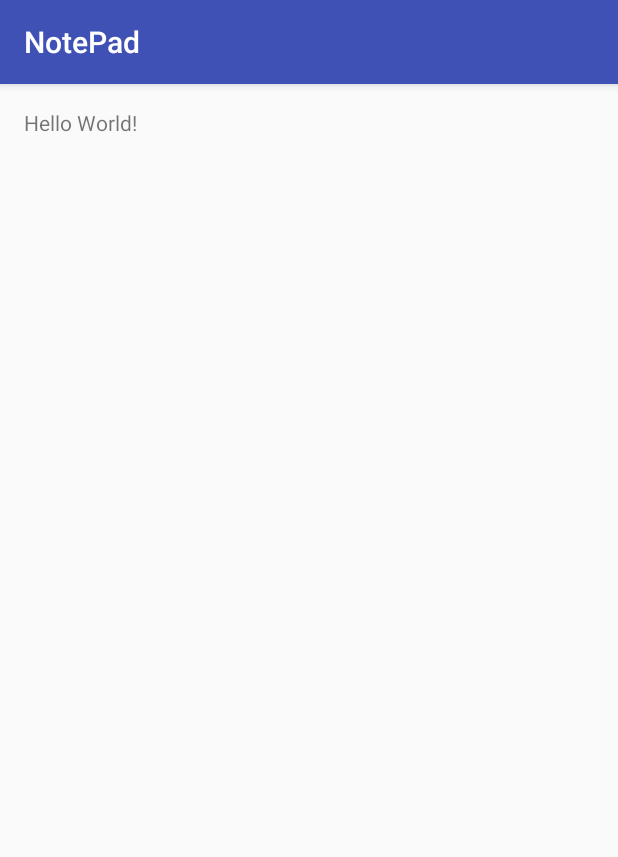
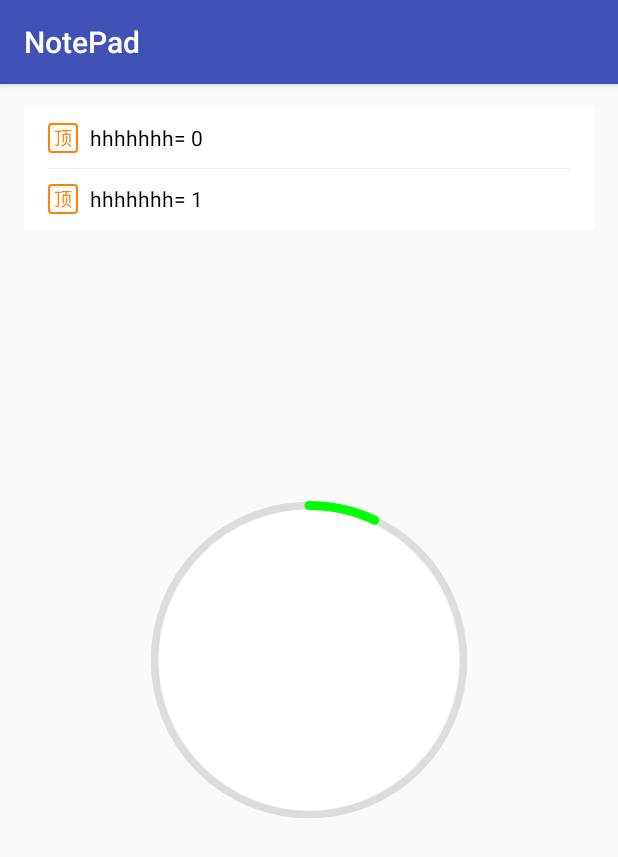
Before and after one commit to fhammer/NotePadTips, an Android app: the screen it shows after launch (MainActivity), on a phone screen of 412 x 824 dp. Shown: the top 857 px of the screen. Run offline under Robolectric (Android 15) with nearby library versions, the phone set to English and light mode, and no system bars.

Commit message:
重构控件

```diff
--- a/app/src/main/java/play/fzh/bj/notepad/MainActivity.java
+++ b/app/src/main/java/play/fzh/bj/notepad/MainActivity.java
@@ -2,12 +2,45 @@ package play.fzh.bj.notepad;
 
 import android.support.v7.app.AppCompatActivity;
 import android.os.Bundle;
+import android.view.View;
+
+import java.util.ArrayList;
+import java.util.List;
+
+import play.fzh.bj.notepad.view.LooperStickView;
+import play.fzh.bj.notepad.view.ProgressView;
 
 public class MainActivity extends AppCompatActivity {
+
+
+    private List<String> strs = new ArrayList<>(5);
+    private List<String> str2 = new ArrayList<>(5);
+    private LooperStickView loopView;
 
     @Override
     protected void onCreate(Bundle savedInstanceState) {
         super.onCreate(savedInstanceState);
         setContentView(R.layout.activity_main);
+        ProgressView taskView = (ProgressView) findViewById(R.id.taskView);
+        taskView.setProgress(60);
+
+        taskView.setOnClickListener(new View.OnClickListener() {
+            @Override
+            public void onClick(View pView) {
+//                ProgressDialog dialog = new ProgressDialog(MainActivity.this);
+//                dialog.show();
+                loopView.setTipList(str2);
+            }
+        });
+
+        for (int i = 0; i < 7; i++) {
+            strs.add("hhhhhhh= " + i);
+        }
+        for (int i = 0; i < 9; i++) {
+            str2.add("ttttttttttttttttt= " + i);
+        }
+
+        loopView = (LooperStickView) findViewById(R.id.loopView);
+        loopView.setTipList(strs);
     }
 }
--- /dev/null
+++ b/app/src/main/java/play/fzh/bj/notepad/view/LooperStickView.java
@@ -0,0 +1,150 @@
+package play.fzh.bj.notepad.view;
+
+import android.content.Context;
+import android.util.AttributeSet;
+import android.view.animation.Animation;
+import android.view.animation.DecelerateInterpolator;
+import android.view.animation.TranslateAnimation;
+import android.widget.FrameLayout;
+
+import java.util.ArrayList;
+import java.util.List;
+
+public class LooperStickView extends FrameLayout {
+    private List<String> tipList = new ArrayList<>(2);
+    private int curTipIndex = 0;
+    private boolean isTipsIn;
+    private long lastTimeMillis;
+
+    /**
+     * 动画持续时长
+     */
+    private static final int ANIM_DURATION = 1500;
+    private static final int ANIM_DELAYED_MILLIONS = 2 * 1000;
+
+    private TipsItem view_tip_out, view_tip_in;
+    private Animation anim_out, anim_in;
+
+    public LooperStickView(Context context) {
+        super(context);
+        initTipFrame();
+        initAnimation();
+    }
+
+    public LooperStickView(Context context, AttributeSet attrs) {
+        super(context, attrs);
+        initTipFrame();
+        initAnimation();
+    }
+
+    public LooperStickView(Context context, AttributeSet attrs, int defStyleAttr) {
+        super(context, attrs, defStyleAttr);
+        initTipFrame();
+        initAnimation();
+    }
+
+    private void initTipFrame() {
+        view_tip_out = newItemView();
+        view_tip_in = newItemView();
+        addView(view_tip_in);
+        addView(view_tip_out);
+    }
+
+    private TipsItem newItemView() {
+        TipsItem tipsItem = new TipsItem(getContext());
+        return tipsItem;
+    }
+
+
+    private void initAnimation() {
+        anim_out = newAnimation(0, -1);
+        anim_in = newAnimation(1, 0);
+        anim_in.setAnimationListener(new Animation.AnimationListener() {
+
+            @Override
+            public void onAnimationStart(Animation animation) {
+
+            }
+
+            @Override
+            public void onAnimationRepeat(Animation animation) {
+
+            }
+
+            @Override
+            public void onAnimationEnd(Animation animation) {
+                updateTipAndPlayAnimationWithCheck();
+            }
+        });
+    }
+
+    private Animation newAnimation(float fromYValue, float toYValue) {
+        Animation anim = new TranslateAnimation(Animation.RELATIVE_TO_SELF, 0, Animation.RELATIVE_TO_SELF, 0,
+                Animation.RELATIVE_TO_SELF, fromYValue, Animation.RELATIVE_TO_SELF, toYValue);
+        anim.setDuration(ANIM_DURATION);
+        anim.setStartOffset(ANIM_DELAYED_MILLIONS);
+        anim.setInterpolator(new DecelerateInterpolator());
+        return anim;
+    }
+
+    private void updateTipAndPlayAnimationWithCheck() {
+        if (System.currentTimeMillis() - lastTimeMillis < 1000) {
+            return;
+        }
+        lastTimeMillis = System.currentTimeMillis();
+        updateTipAndPlayAnimation();
+    }
+
+    private void updateTipAndPlayAnimation() {
+        if (!isTipsIn) {
+            updateTip(view_tip_out);
+            view_tip_in.startAnimation(anim_out);
+            view_tip_out.startAnimation(anim_in);
+            this.bringChildToFront(view_tip_in);
+        } else {
+            updateTip(view_tip_in);
+            view_tip_out.startAnimation(anim_out);
+            view_tip_in.startAnimation(anim_in);
+            this.bringChildToFront(view_tip_out);
+        }
+    }
+
+    private void updateTip(TipsItem tipView) {
+        List<String> group = getNextGroup();
+        if (group != null) {
+            tipView.updateData(group);
+        }
+    }
+
+    private List<String> getNextGroup() {
+        if (isListEmpty(tipList))
+            return null;
+        ArrayList<String> list = new ArrayList<>(2);
+        if (tipList.size() < 2) {
+            view_tip_in.setVisibility(GONE);
+            list.add(tipList.get(0));
+        } else {
+            list.add(tipList.get(curTipIndex++ % tipList.size()));
+            list.add(tipList.get(curTipIndex++ % tipList.size()));
+            isTipsIn = !isTipsIn;
+        }
+        return list;
+    }
+
+    public static boolean isListEmpty(List list) {
+        return list == null || list.isEmpty();
+    }
+
+    public void setTipList(List<String> tipList) {
+        if (isListEmpty(tipList))
+            return;
+
+        this.tipList.clear();
+        this.tipList.addAll(tipList);
+        curTipIndex = 0;
+        updateTip(view_tip_out);
+        if (this.tipList.size() > 2) {
+            updateTipAndPlayAnimation();
+        }
+    }
+}
--- a/app/src/main/java/play/fzh/bj/notepad/view/TasksCompletedView.java
+++ b/app/src/main/java/play/fzh/bj/notepad/view/ProgressView.java
@@ -6,15 +6,12 @@ import android.graphics.Canvas;
 import android.graphics.Paint;
 import android.graphics.RectF;
 import android.util.AttributeSet;
+import android.util.Log;
 import android.view.View;
 
 import play.fzh.bj.notepad.R;
 
-/**
- * Created by Administrator on 2017/4/16.
- */
-
-public class TasksCompletedView extends View {
+public class ProgressView extends View {
 
     // 画实心圆的画笔
     private Paint mCirclePaint;
@@ -26,12 +23,16 @@ public class TasksCompletedView extends View {
     private int mCircleColor;
     // 圆环颜色
     private int mRingColor;
+    // 圆环背景颜色
+    private int mRingBgColor;
     // 半径
     private float mRadius;
     // 圆环半径
     private float mRingRadius;
     // 圆环宽度
     private float mStrokeWidth;
+    // 圆环宽度
+    private float mBgStrokeWidth;
     // 圆心x坐标
     private int mXCenter;
     // 圆心y坐标
@@ -40,12 +41,23 @@ public class TasksCompletedView extends View {
     private float mTxtWidth;
     // 字的高度
     private float mTxtHeight;
+
     // 总进度
     private int mTotalProgress = 100;
     // 当前进度
-    private int mProgress;
+    private float mProgress;
+    //需要显示的占用总进度
+    private float mNeedProgress;
 
-    public TasksCompletedView(Context context, AttributeSet attrs) {
+    private float mSpeed = 0.5f;
+
+    // 画实心圆的画笔
+    private Paint mRingBgPaint;
+
+    // 画实边界
+    private Paint mBrigeBgPaint;
+
+    public ProgressView(Context context, AttributeSet attrs) {
         super(context, attrs);
         // 获取自定义的属性
         initAttrs(context, attrs);
@@ -54,11 +66,14 @@ public class TasksCompletedView extends View {
 
     private void initAttrs(Context context, AttributeSet attrs) {
         TypedArray typeArray = context.getTheme().obtainStyledAttributes(attrs,
-                R.styleable.TasksCompletedView, 0, 0);
-        mRadius = typeArray.getDimension(R.styleable.TasksCompletedView_radius, 80);
-        mStrokeWidth = typeArray.getDimension(R.styleable.TasksCompletedView_strokeWidth, 10);
-        mCircleColor = typeArray.getColor(R.styleable.TasksCompletedView_circleColor, 0xFFFFFFFF);
-        mRingColor = typeArray.getColor(R.styleable.TasksCompletedView_ringColor, 0xFFFFFFFF);
+                R.styleable.ProgressView, 0, 0);
+        mRadius = typeArray.getDimension(R.styleable.ProgressView_radius, 80);
+        mStrokeWidth = typeArray.getDimension(R.styleable.ProgressView_strokeWidth, 10);
+        mBgStrokeWidth = typeArray.getDimension(R.styleable.ProgressView_ringBgStrokeWidth, mStrokeWidth);
+        mCircleColor = typeArray.getColor(R.styleable.ProgressView_circleColor, 0xFFFFFFFF);
+        mRingColor = typeArray.getColor(R.styleable.ProgressView_ringColor, 0xFFFFFFFF);
+        mRingBgColor = typeArray.getColor(R.styleable.ProgressView_ringBgColor, 0xFFFFFFFF);
+        mSpeed = typeArray.getFloat(R.styleable.ProgressView_speed, 0.5f);
 
         mRingRadius = mRadius + mStrokeWidth / 2;
     }
@@ -69,11 +84,22 @@ public class TasksCompletedView extends View {
         mCirclePaint.setColor(mCircleColor);
         mCirclePaint.setStyle(Paint.Style.FILL);
 
+        mBrigeBgPaint = new Paint();
+        mBrigeBgPaint.setAntiAlias(true);
+        mBrigeBgPaint.setColor(mRingColor);
+        mBrigeBgPaint.setStyle(Paint.Style.FILL);
+
         mRingPaint = new Paint();
         mRingPaint.setAntiAlias(true);
         mRingPaint.setColor(mRingColor);
         mRingPaint.setStyle(Paint.Style.STROKE);
         mRingPaint.setStrokeWidth(mStrokeWidth);
+
+        mRingBgPaint = new Paint();
+        mRingBgPaint.setAntiAlias(true);
+        mRingBgPaint.setColor(mRingBgColor);
+        mRingBgPaint.setStyle(Paint.Style.STROKE);
+        mRingBgPaint.setStrokeWidth(mBgStrokeWidth);
 
         mTextPaint = new Paint();
         mTextPaint.setAntiAlias(true);
@@ -92,26 +118,60 @@ public class TasksCompletedView extends View {
         mXCenter = getWidth() / 2;
         mYCenter = getHeight() / 2;
 
+        //画实体圆心
         canvas.drawCircle(mXCenter, mYCenter, mRadius, mCirclePaint);
+        //画空心圆作为背景
+        canvas.drawCircle(mXCenter, mYCenter, mRadius + mStrokeWidth / 2, mRingBgPaint);
 
-        if (mProgress > 0 ) {
+        canvas.drawCircle(mXCenter, mYCenter - mRingRadius, mStrokeWidth / 2, mBrigeBgPaint);
+
+        if (mProgress > 0 || mNeedProgress > 0) {
             RectF oval = new RectF();
             oval.left = (mXCenter - mRingRadius);
             oval.top = (mYCenter - mRingRadius);
             oval.right = mRingRadius * 2 + (mXCenter - mRingRadius);
             oval.bottom = mRingRadius * 2 + (mYCenter - mRingRadius);
-            canvas.drawArc(oval, -90, ((float)mProgress / mTotalProgress) * 360, false, mRingPaint); //
+            float angle = ((float) mProgress / mTotalProgress) * 360;
+
+            canvas.drawArc(oval, -90, angle, false, mRingPaint); //
 //			canvas.drawCircle(mXCenter, mYCenter, mRadius + mStrokeWidth / 2, mRingPaint);
             String txt = mProgress + "%";
             mTxtWidth = mTextPaint.measureText(txt, 0, txt.length());
             canvas.drawText(txt, mXCenter - mTxtWidth / 2, mYCenter + mTxtHeight / 4, mTextPaint);
+
+            Log.d("Angle", Math.sin(angle * Math.PI / 180) + "");
+            float cx = (float) (mXCenter + mRingRadius * Math.sin(angle * Math.PI / 180));
+            float cy = (float) (mYCenter - mRingRadius * Math.cos(angle * Math.PI / 180));
+
+            canvas.drawCircle(cx, cy, mStrokeWidth / 2, mBrigeBgPaint);
+            mProgress = mProgress + mSpeed;
+            if (mProgress <= mNeedProgress) {
+                invalidate();
+            }
         }
+
     }
 
-    public void setProgress(int progress) {
-        mProgress = progress;
-//		invalidate();
+    public void setProgress(float progress) {
+//        mProgress = progress;
+        mProgress = 0;
+        mNeedProgress = progress;
         postInvalidate();
     }
 
+    public float getSpeed() {
+        return mSpeed;
+    }
+
+    public void setSpeed(float pSpeed) {
+        mSpeed = pSpeed;
+    }
+
+    public int getTotalProgress() {
+        return mTotalProgress;
+    }
+
+    public void setTotalProgress(int pTotalProgress) {
+        mTotalProgress = pTotalProgress;
+    }
 }
--- /dev/null
+++ b/app/src/main/java/play/fzh/bj/notepad/view/TipsItem.java
@@ -0,0 +1,83 @@
+package play.fzh.bj.notepad.view;
+
+import android.content.Context;
+import android.util.AttributeSet;
+import android.view.LayoutInflater;
+import android.view.View;
+import android.widget.FrameLayout;
+import android.widget.LinearLayout;
+import android.widget.TextView;
+import android.widget.Toast;
+
+import java.util.ArrayList;
+import java.util.List;
+
+import play.fzh.bj.notepad.R;
+
+/**
+ * 项目名称：NotePadTips
+ * 类描述：
+ * 创建人：fuzh2
+ * 创建时间：2017/4/17 15:05
+ * 修改人：fuzh2
+ * 修改时间：2017/4/17 15:05
+ * 修改备注：
+ */
+
+public class TipsItem extends FrameLayout implements View.OnClickListener {
+
+    private TextView adTop;
+    private TextView adBottom;
+    private LinearLayout llTop;
+    private LinearLayout llBottom;
+
+    private List<String> mDatas;
+
+    public TipsItem(Context context) {
+        this(context, null);
+    }
+
+    public TipsItem(Context context, AttributeSet attrs) {
+        super(context, attrs);
+        initLayout();
+        mDatas = new ArrayList<>(2);
+    }
+
+    private void initLayout() {
+        View inflate = LayoutInflater.from(getContext()).inflate(R.layout.item_notice_ads, null);
+        adTop = (TextView) inflate.findViewById(R.id.tvAdTop);
+        adBottom = (TextView) inflate.findViewById(R.id.tvAdBottom);
+        llTop = (LinearLayout) inflate.findViewById(R.id.llAdTop);
+        llBottom = (LinearLayout) inflate.findViewById(R.id.llAdBottom);
+
+        llTop.setOnClickListener(this);
+        llBottom.setOnClickListener(this);
+        addView(inflate);
+    }
+
+    public void updateData(List<String> pDatas) {
+        if (pDatas != null && !pDatas.isEmpty()) {
+            mDatas.clear();
+            mDatas.addAll(pDatas);
+        }
+
+        if (mDatas.isEmpty())
+            return;
+
+        adTop.setText(mDatas.get(0));
+        if (mDatas.size() < 2) {
+            adBottom.setText(mDatas.get(0));
+            llBottom.setVisibility(GONE);
+        } else {
+            adBottom.setText(mDatas.get(1));
+        }
+
+        llTop.setTag(adTop.getText());
+        llBottom.setTag(adBottom.getText());
+    }
+
+    @Override
+    public void onClick(View pView) {
+        Toast.makeText(getContext(), (String) pView.getTag(), Toast.LENGTH_SHORT).show();
+    }
+}
--- /dev/null
+++ b/app/src/main/res/drawable/bg_notice.xml
@@ -0,0 +1,13 @@
+<?xml version="1.0" encoding="utf-8" ?>
+<shape xmlns:android="http://schemas.android.com/apk/res/android"
+       android:shape="rectangle">
+    <corners android:radius="2dp"/>
+    <stroke
+        android:width="1dp"
+        android:color="#FF8200"/>
+    <solid android:color="#fff"/>
+
+    <size
+        android:width="20dp"
+        android:height="20dp"/>
+</shape>
--- a/app/src/main/res/layout/activity_main.xml
+++ b/app/src/main/res/layout/activity_main.xml
@@ -1,7 +1,8 @@
 <?xml version="1.0" encoding="utf-8"?>
-<RelativeLayout xmlns:android="http://schemas.android.com/apk/res/android"
+<RelativeLayout android:id="@+id/activity_main"
+                xmlns:android="http://schemas.android.com/apk/res/android"
+                xmlns:tc="http://schemas.android.com/apk/res-auto"
                 xmlns:tools="http://schemas.android.com/tools"
-    android:id="@+id/activity_main"
                 android:layout_width="match_parent"
                 android:layout_height="match_parent"
                 android:paddingBottom="@dimen/activity_vertical_margin"
@@ -10,8 +11,23 @@
                 android:paddingTop="@dimen/activity_vertical_margin"
                 tools:context="play.fzh.bj.notepad.MainActivity">
 
-    <TextView
-        android:layout_width="wrap_content"
-        android:layout_height="wrap_content"
-        android:text="Hello World!" />
+    <play.fzh.bj.notepad.view.ProgressView
+        android:id="@+id/taskView"
+        android:layout_width="300dp"
+        android:layout_height="300dp"
+        android:layout_centerInParent="true"
+        tc:circleColor="#ffffff"
+        tc:radius="100dip"
+        tc:ringColor="#00ff00"
+        tc:speed="1"
+        tc:ringBgStrokeWidth="5dp"
+        tc:ringBgColor="#dddddd"
+        tc:strokeWidth="6dip"/>
+
+   <play.fzh.bj.notepad.view.LooperStickView
+       android:id="@+id/loopView"
+       android:layout_width="match_parent"
+       android:layout_height="wrap_content">
+
+   </play.fzh.bj.notepad.view.LooperStickView>
 </RelativeLayout>
--- /dev/null
+++ b/app/src/main/res/layout/item_notice_ads.xml
@@ -0,0 +1,76 @@
+<?xml version="1.0" encoding="utf-8"?>
+<LinearLayout xmlns:android="http://schemas.android.com/apk/res/android"
+              android:layout_width="match_parent"
+              android:layout_height="match_parent"
+              android:background="#ffffff"
+              android:orientation="vertical"
+              android:paddingLeft="16dp"
+              android:paddingRight="16dp">
+
+    <LinearLayout
+        android:id="@+id/llAdTop"
+        android:layout_width="match_parent"
+        android:layout_height="wrap_content"
+        android:gravity="center_vertical"
+        android:minHeight="40dp"
+        android:orientation="horizontal">
+
+        <TextView
+            android:layout_width="wrap_content"
+            android:layout_height="wrap_content"
+            android:background="@drawable/bg_notice"
+            android:gravity="center"
+            android:text="顶"
+            android:textColor="#FF8200"
+            android:textSize="12sp"/>
+
+        <TextView
+            android:id="@+id/tvAdTop"
+            android:layout_width="wrap_content"
+            android:layout_height="wrap_content"
+            android:layout_marginLeft="8dp"
+            android:ellipsize="end"
+            android:maxLines="1"
+            android:text="华东师大缓和俄u的话的很好的话的很好的话"
+            android:textColor="#000000"
+            android:textSize="14sp"/>
+
+    </LinearLayout>
+
+    <View
+        android:id="@+id/line"
+        android:layout_width="match_parent"
+        android:layout_height="0.5dp"
+        android:background="#eeeeee"/>
+
+    <LinearLayout
+        android:id="@+id/llAdBottom"
+        android:layout_width="match_parent"
+        android:layout_height="wrap_content"
+        android:gravity="center_vertical"
+        android:minHeight="40dp"
+        android:orientation="horizontal">
+
+        <TextView
+            android:layout_width="wrap_content"
+            android:layout_height="wrap_content"
+            android:background="@drawable/bg_notice"
+            android:gravity="center"
+            android:text="顶"
+            android:textColor="#FF8200"
+            android:textSize="12sp"/>
+
+        <TextView
+            android:id="@+id/tvAdBottom"
+            android:layout_width="wrap_content"
+            android:layout_height="wrap_content"
+            android:layout_marginLeft="8dp"
+            android:ellipsize="end"
+            android:maxLines="1"
+            android:text="的时候就是经济学家酒店电话的很好的话"
+            android:textColor="#000000"
+            android:textSize="14sp"/>
+
+    </LinearLayout>
+
+</LinearLayout>
--- a/app/src/main/res/values/attrs.xml
+++ b/app/src/main/res/values/attrs.xml
@@ -15,11 +15,14 @@
         <attr name="ad_text_content_size" format="dimension"/>
     </declare-styleable>
 
-    <declare-styleable name="TasksCompletedView">
+    <declare-styleable name="ProgressView">
         <attr name="radius" format="dimension"/>
         <attr name="strokeWidth" format="dimension"/>
         <attr name="circleColor" format="color"/>
         <attr name="ringColor" format="color"/>
+        <attr name="ringBgColor" format="color"/>
+        <attr name="ringBgStrokeWidth" format="dimension"/>
+        <attr name="speed" format="float"/>
     </declare-styleable>
 
 
```
Also changed, not shown: app/src/main/java/play/fzh/bj/notepad/ProgressDialog.java (added, +49 -0 lines), app/src/main/java/play/fzh/bj/notepad/view/LooperTextView.java (deleted, +0 -163 lines), app/src/main/res/layout/dialog_view.xml (added, +19 -0 lines). Lines whose indentation alone changed are shown as unchanged.
